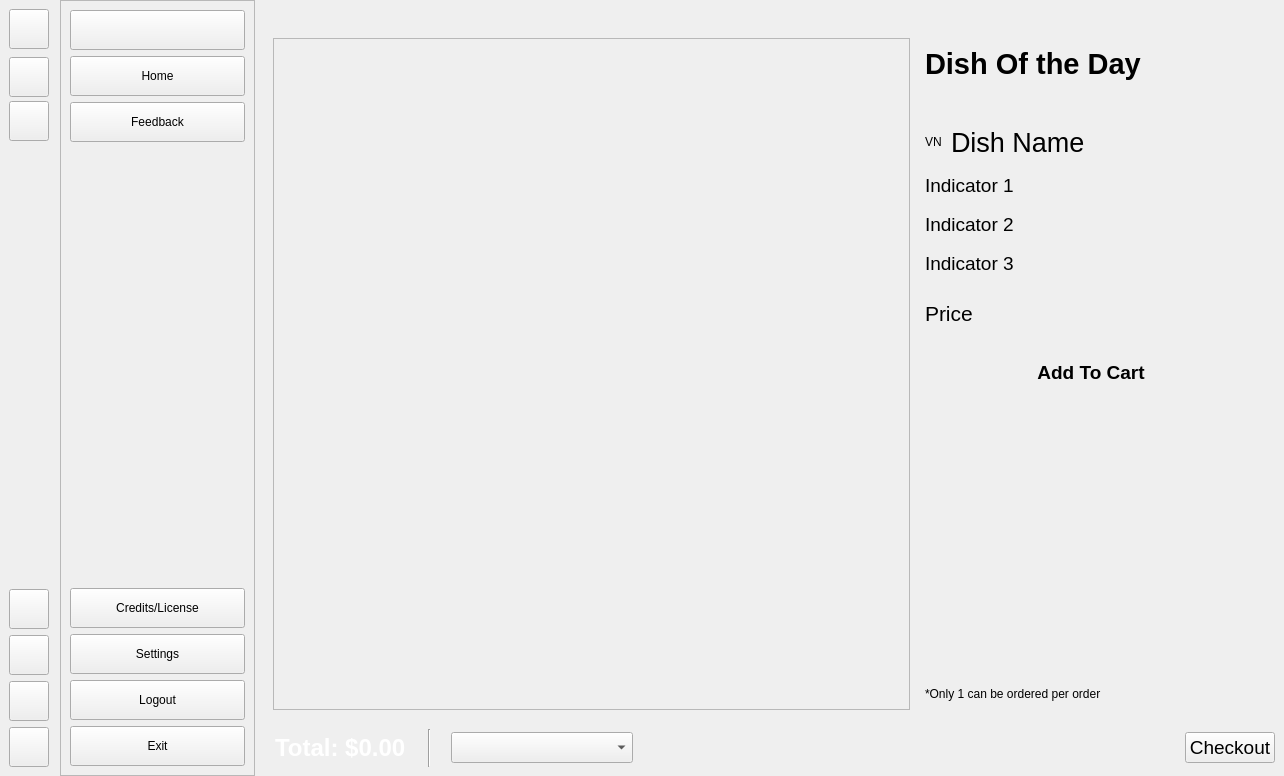
Old version of the form userinterface.ui in the repository lakshya076/CafeTest.
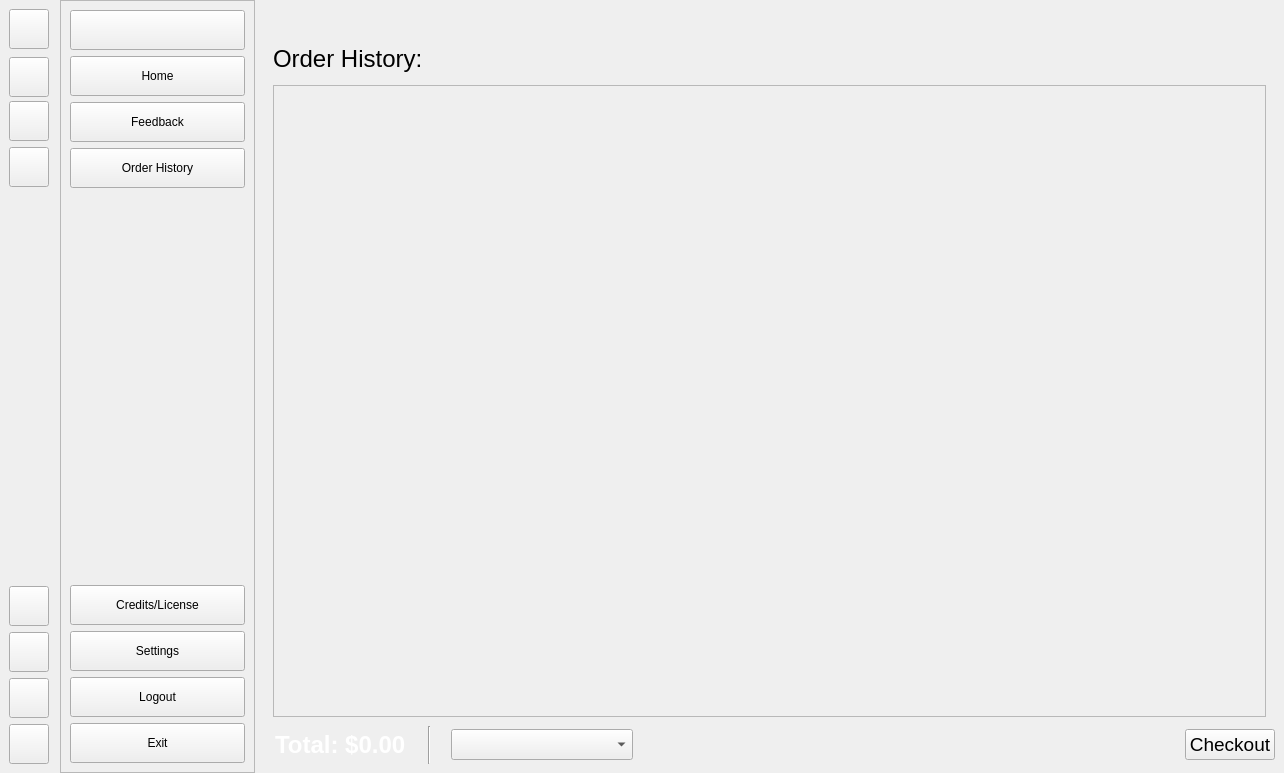
New version of the form. The open tabs and pages were chosen to show the change. Icons and pictures are not drawn. Custom widgets are drawn as their Qt base class.

Commit message: Implementing Order History

The edit to the form file:
```diff
--- a/userinterface.ui
+++ b/userinterface.ui
@@ -7,7 +7,7 @@
     <x>0</x>
     <y>0</y>
     <width>1284</width>
-    <height>776</height>
+    <height>773</height>
    </rect>
   </property>
   <property name="windowTitle">
@@ -60,21 +60,6 @@
        <number>0</number>
       </property>
       <layout class="QVBoxLayout" name="verticalLayout_3">
-       <property name="spacing">
-        <number>6</number>
-       </property>
-       <property name="leftMargin">
-        <number>9</number>
-       </property>
-       <property name="topMargin">
-        <number>9</number>
-       </property>
-       <property name="rightMargin">
-        <number>9</number>
-       </property>
-       <property name="bottomMargin">
-        <number>9</number>
-       </property>
        <item>
         <widget class="QPushButton" name="menu_collapse">
          <property name="minimumSize">
@@ -205,6 +190,51 @@
          </property>
         </widget>
        </item>
+       <item>
+        <widget class="QPushButton" name="history_collapse">
+         <property name="minimumSize">
+          <size>
+           <width>40</width>
+           <height>40</height>
+          </size>
+         </property>
+         <property name="maximumSize">
+          <size>
+           <width>40</width>
+           <height>40</height>
+          </size>
+         </property>
+         <property name="cursor">
+          <cursorShape>PointingHandCursor</cursorShape>
+         </property>
+         <property name="focusPolicy">
+          <enum>Qt::FocusPolicy::NoFocus</enum>
+         </property>
+         <property name="toolTip">
+          <string>Open Library</string>
+         </property>
+         <property name="text">
+          <string/>
+         </property>
+         <property name="icon">
+          <iconset resource="Resources.qrc">
+           <normaloff>:/icons/Icons/history.png</normaloff>
+           <normalon>:/icons/Icons/history_checked.png</normalon>:/icons/Icons/history.png</iconset>
+         </property>
+         <property name="iconSize">
+          <size>
+           <width>28</width>
+           <height>28</height>
+          </size>
+         </property>
+         <property name="checkable">
+          <bool>true</bool>
+         </property>
+         <property name="autoExclusive">
+          <bool>true</bool>
+         </property>
+        </widget>
+       </item>
        <item>
         <spacer name="verticalSpacer">
          <property name="orientation">
@@ -540,6 +570,51 @@
          </property>
         </widget>
        </item>
+       <item>
+        <widget class="QPushButton" name="history_expand">
+         <property name="minimumSize">
+          <size>
+           <width>175</width>
+           <height>40</height>
+          </size>
+         </property>
+         <property name="maximumSize">
+          <size>
+           <width>175</width>
+           <height>40</height>
+          </size>
+         </property>
+         <property name="cursor">
+          <cursorShape>PointingHandCursor</cursorShape>
+         </property>
+         <property name="focusPolicy">
+          <enum>Qt::FocusPolicy::NoFocus</enum>
+         </property>
+         <property name="toolTip">
+          <string/>
+         </property>
+         <property name="text">
+          <string>Order History</string>
+         </property>
+         <property name="icon">
+          <iconset resource="Resources.qrc">
+           <normaloff>:/icons/Icons/history.png</normaloff>
+           <normalon>:/icons/Icons/history_checked.png</normalon>:/icons/Icons/history.png</iconset>
+         </property>
+         <property name="iconSize">
+          <size>
+           <width>28</width>
+           <height>28</height>
+          </size>
+         </property>
+         <property name="checkable">
+          <bool>true</bool>
+         </property>
+         <property name="autoExclusive">
+          <bool>true</bool>
+         </property>
+        </widget>
+       </item>
        <item>
         <spacer name="verticalSpacer_2">
          <property name="orientation">
@@ -792,7 +867,7 @@
                  <x>0</x>
                  <y>0</y>
                  <width>631</width>
-                 <height>611</height>
+                 <height>608</height>
                 </rect>
                </property>
               </widget>
@@ -2337,6 +2412,49 @@
           </item>
          </layout>
         </widget>
+        <widget class="QWidget" name="history_page">
+         <layout class="QVBoxLayout" name="verticalLayout_10">
+          <item>
+           <widget class="QLabel" name="label_27">
+            <property name="minimumSize">
+             <size>
+              <width>0</width>
+              <height>41</height>
+             </size>
+            </property>
+            <property name="font">
+             <font>
+              <pointsize>18</pointsize>
+             </font>
+            </property>
+            <property name="text">
+             <string>Order History:</string>
+            </property>
+           </widget>
+          </item>
+          <item>
+           <layout class="QHBoxLayout" name="horizontalLayout_8">
+            <item>
+             <widget class="QScrollArea" name="historyScrollArea">
+              <property name="widgetResizable">
+               <bool>true</bool>
+              </property>
+              <widget class="QWidget" name="historyScrollAreaWidgetContents">
+               <property name="geometry">
+                <rect>
+                 <x>0</x>
+                 <y>0</y>
+                 <width>98</width>
+                 <height>28</height>
+                </rect>
+               </property>
+              </widget>
+             </widget>
+            </item>
+           </layout>
+          </item>
+         </layout>
+        </widget>
        </widget>
       </item>
       <item>
```
Left out of the diff: 38 changed lines with no effect on the pictures. The commit also changes 15 other files.
